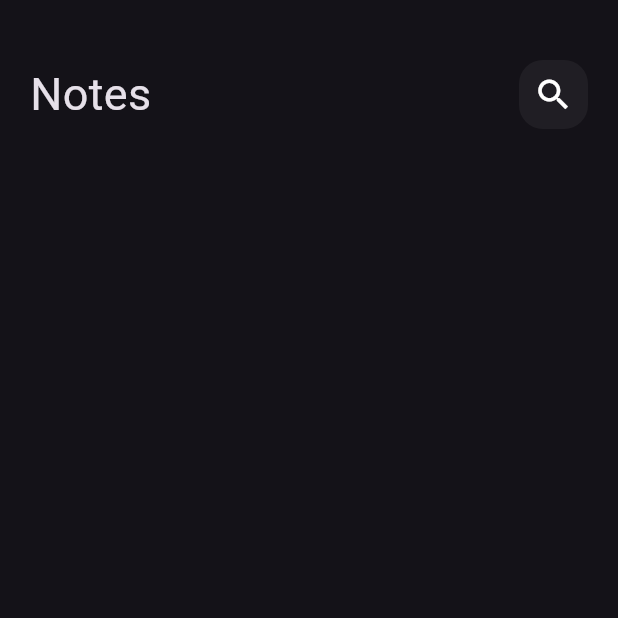
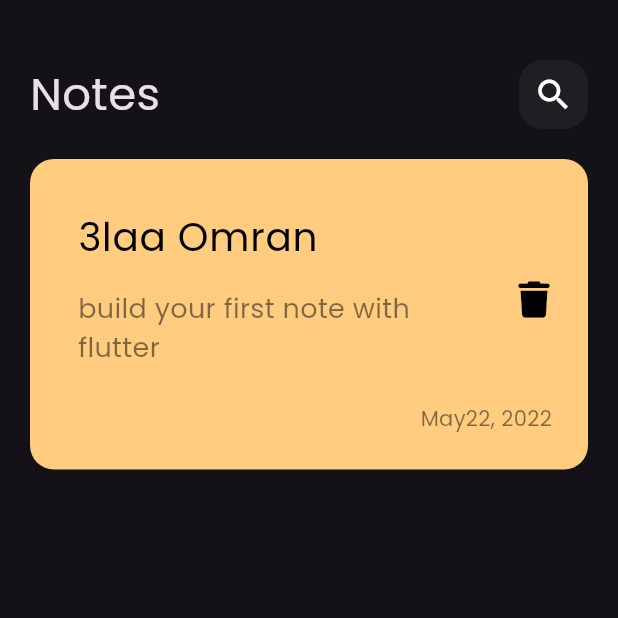
Before and after one commit to 3laaOmran/Notes_App, a Flutter app: the screen it shows after launch, on a phone screen of 412 x 824 dp, the top half of it. Run offline on Flutter 3.47's test engine with Material 3 defaults, Android fonts, the phone set to English and light mode, and no system bars; our stand-ins replace font_awesome_flutter.

Commit message:
Create note item

```diff
--- a/lib/main.dart
+++ b/lib/main.dart
@@ -12,7 +12,10 @@ class NotesApp extends StatelessWidget {
   @override
   Widget build(BuildContext context) {
     return MaterialApp(
-      theme: ThemeData.dark(),
+      theme: ThemeData(
+        brightness: Brightness.dark,
+        fontFamily: 'Poppins',
+      ),
       debugShowCheckedModeBanner: false,
       home: const NotesAppView(),
     );
--- /dev/null
+++ b/lib/views/widgets/custom_note_item.dart
@@ -0,0 +1,58 @@
+
+import 'package:flutter/material.dart';
+import 'package:font_awesome_flutter/font_awesome_flutter.dart';
+
+class NoteItem extends StatelessWidget {
+  const NoteItem({super.key});
+
+  @override
+  Widget build(BuildContext context) {
+    return Container(
+      padding: const EdgeInsets.only(top: 24, bottom: 24, left: 16),
+      decoration: BoxDecoration(
+        color: const Color(0xffFFCC80),
+        borderRadius: BorderRadius.circular(16),
+      ),
+      child: Column(
+        crossAxisAlignment: CrossAxisAlignment.end,
+        children: [
+          ListTile(
+            title: const Text(
+              "3laa Omran",
+              style: TextStyle(
+                fontSize: 26,
+                color: Colors.black,
+              ),
+            ),
+            subtitle: Padding(
+              padding: const EdgeInsets.symmetric(
+                vertical: 16,
+              ),
+              child: Text(
+                "build your first note with flutter",
+                style: TextStyle(
+                  fontSize: 18,
+                  color: Colors.black.withOpacity(0.5),
+                ),
+              ),
+            ),
+            trailing: Icon(
+              FontAwesomeIcons.trash,
+              color: Colors.black,
+              size: 24,
+            ),
+          ),
+          Padding(
+            padding: const EdgeInsets.only(right: 24),
+            child: Text(
+              'May22, 2022',
+              style: TextStyle(
+                color: Colors.black.withOpacity(0.5),
+              ),
+            ),
+          ),
+        ],
+      ),
+    );
+  }
+}
--- a/lib/views/widgets/notes_view_body.dart
+++ b/lib/views/widgets/notes_view_body.dart
@@ -1,5 +1,7 @@
 import 'package:flutter/material.dart';
+import 'package:flutter/widgets.dart';
 import 'package:notes_app/views/widgets/custom_appbar.dart';
+import 'package:notes_app/views/widgets/custom_note_item.dart';
 
 class NotesViewBody extends StatelessWidget {
   const NotesViewBody({super.key});
@@ -14,6 +16,10 @@ class NotesViewBody extends StatelessWidget {
             height: 40,
           ),
           CustomAppBar(),
+          SizedBox(
+            height: 20,
+          ),
+          NoteItem(),
         ],
       ),
     );
```
Also changed, not shown: pubspec.yaml (+8 -23 lines), assets/fonts/Poppins-Regular.ttf (added), pubspec.lock.
